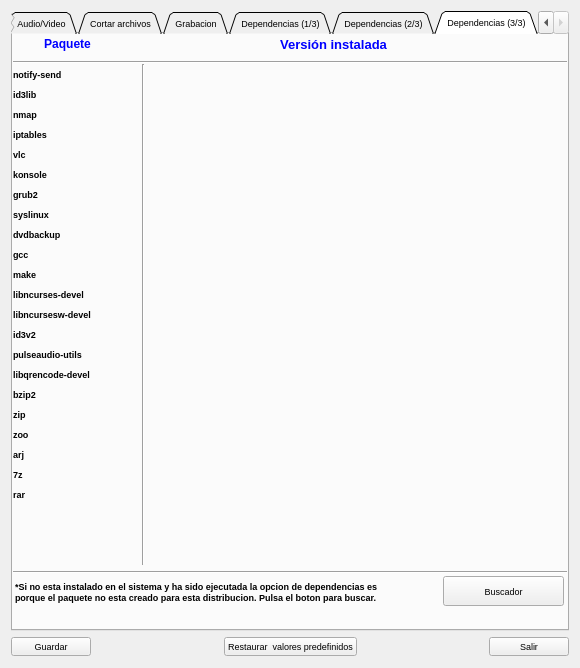
Qt form opciones.ui (kapyderi/recoverdrake-v3) before a commit.
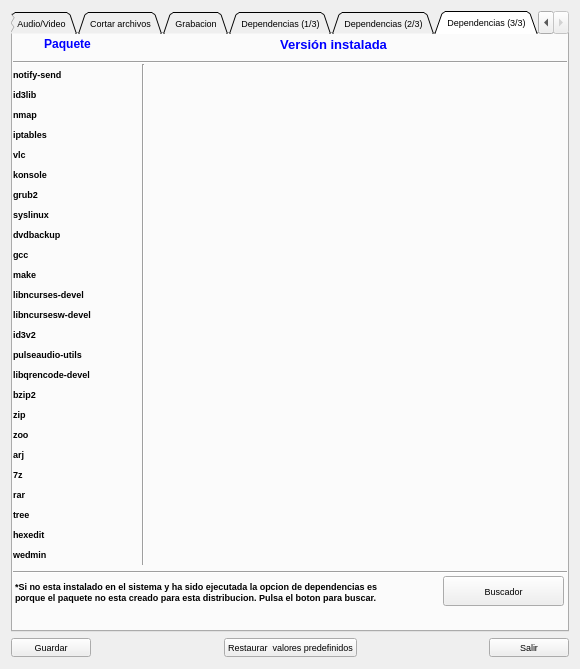
The same form after that commit. The open tabs and pages were chosen to show the change. Icons and pictures are not drawn.

Diff of the .ui file:
```diff
--- a/opciones.ui
+++ b/opciones.ui
@@ -10,15 +10,9 @@
     <x>0</x>
     <y>0</y>
     <width>580</width>
-    <height>668</height>
+    <height>669</height>
    </rect>
   </property>
-  <property name="maximumSize">
-   <size>
-    <width>580</width>
-    <height>721</height>
-   </size>
-  </property>
   <property name="font">
    <font>
     <pointsize>7</pointsize>
@@ -7137,7 +7131,7 @@
         <rect>
          <x>2</x>
          <y>547</y>
-         <width>431</width>
+         <width>421</width>
          <height>23</height>
         </rect>
        </property>
@@ -7242,7 +7236,7 @@
         <rect>
          <x>0</x>
          <y>250</y>
-         <width>131</width>
+         <width>111</width>
          <height>21</height>
         </rect>
        </property>
@@ -7261,7 +7255,7 @@
         <rect>
          <x>0</x>
          <y>270</y>
-         <width>131</width>
+         <width>111</width>
          <height>21</height>
         </rect>
        </property>
@@ -7576,6 +7570,102 @@
         <string/>
        </property>
       </widget>
+      <widget class="QLabel" name="label_210">
+       <property name="geometry">
+        <rect>
+         <x>140</x>
+         <y>470</y>
+         <width>361</width>
+         <height>21</height>
+        </rect>
+       </property>
+       <property name="text">
+        <string/>
+       </property>
+      </widget>
+      <widget class="QLabel" name="label_211">
+       <property name="geometry">
+        <rect>
+         <x>0</x>
+         <y>470</y>
+         <width>121</width>
+         <height>21</height>
+        </rect>
+       </property>
+       <property name="font">
+        <font>
+         <weight>75</weight>
+         <bold>true</bold>
+        </font>
+       </property>
+       <property name="text">
+        <string>tree</string>
+       </property>
+      </widget>
+      <widget class="QLabel" name="label_212">
+       <property name="geometry">
+        <rect>
+         <x>0</x>
+         <y>490</y>
+         <width>121</width>
+         <height>21</height>
+        </rect>
+       </property>
+       <property name="font">
+        <font>
+         <weight>75</weight>
+         <bold>true</bold>
+        </font>
+       </property>
+       <property name="text">
+        <string>hexedit</string>
+       </property>
+      </widget>
+      <widget class="QLabel" name="label_213">
+       <property name="geometry">
+        <rect>
+         <x>140</x>
+         <y>490</y>
+         <width>401</width>
+         <height>21</height>
+        </rect>
+       </property>
+       <property name="text">
+        <string/>
+       </property>
+      </widget>
+      <widget class="QLabel" name="label_214">
+       <property name="geometry">
+        <rect>
+         <x>0</x>
+         <y>510</y>
+         <width>121</width>
+         <height>21</height>
+        </rect>
+       </property>
+       <property name="font">
+        <font>
+         <weight>75</weight>
+         <bold>true</bold>
+        </font>
+       </property>
+       <property name="text">
+        <string>wedmin</string>
+       </property>
+      </widget>
+      <widget class="QLabel" name="label_215">
+       <property name="geometry">
+        <rect>
+         <x>140</x>
+         <y>510</y>
+         <width>401</width>
+         <height>21</height>
+        </rect>
+       </property>
+       <property name="text">
+        <string/>
+       </property>
+      </widget>
      </widget>
     </widget>
    </item>
```
Left out of the diff: 158 changed lines with no effect on the pictures.
